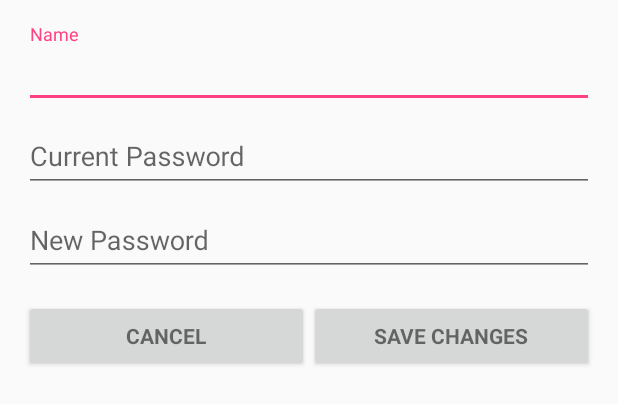
After one commit to qasimdm/aaamobile, an Android app: the layout fragment_edit_profile.xml on its own in the app's theme, with its tools: preview values and no code run, on a phone screen of 412 x 824 dp. The commit adds this screen. Shown: the top 404 px of the screen. Run offline under Robolectric (Android 15) with nearby library versions, the phone set to English and light mode, and no system bars.

Commit message:
Edit profile: fixes and change password option

```diff
--- a/app/build.gradle
+++ b/app/build.gradle
@@ -34,7 +34,7 @@ dependencies {
     compile 'com.firebaseui:firebase-ui-auth:0.6.2'
     compile 'com.stripe:stripe-android:+'
     compile 'io.card:android-sdk:5.4.2'
-    compile 'com.google.android.gms:play-services-wallet:9.8.0'
+    //compile 'com.google.android.gms:play-services-wallet:9.8.0'
     compile 'com.paypal.sdk:paypal-android-sdk:2.15.1'
 }
 
@@ -42,4 +42,5 @@ dependencies {
 
 
 
+
 apply plugin: 'com.google.gms.google-services'
--- a/app/src/main/java/app15/aaamobile/model/User.java
+++ b/app/src/main/java/app15/aaamobile/model/User.java
@@ -1,4 +1,7 @@
 package app15.aaamobile.model;
+
+import java.util.ArrayList;
+import java.util.List;
 
 /**
  * Created by umyhafzaqa on 2016-11-07.
@@ -10,6 +13,7 @@ public class User {
     private String name;
     private String password;
     private boolean isAdmin;
+    private List<Order> orderList = new ArrayList<>();
 
     public User(){
     }
--- a/app/src/main/java/app15/aaamobile/view/CartViewFragment.java
+++ b/app/src/main/java/app15/aaamobile/view/CartViewFragment.java
@@ -52,7 +52,7 @@ public class CartViewFragment extends Fragment {
         ProductAdapter adapterLVCartItems = new ProductAdapter(getContext(), android.R.layout.simple_list_item_1, cartController.myProducts, this);
         lvCartItems.setAdapter(adapterLVCartItems);
         tvTotalPrice.setText(""+ cartController.getTotalPrice());
-
+        //Redirects to the payment page if there is atleast 1 item in the cart
         btnShop.setOnClickListener(new View.OnClickListener() {
             @Override
             public void onClick(View view) {
@@ -66,6 +66,7 @@ public class CartViewFragment extends Fragment {
                 }*/     //Uncomment after paypal integration
             }
         });
+        //Removes all items from the cart
         btnClearCart.setOnClickListener(new View.OnClickListener() {
             @Override
             public void onClick(View view) {
--- a/app/src/main/java/app15/aaamobile/view/LoginActivity.java
+++ b/app/src/main/java/app15/aaamobile/view/LoginActivity.java
@@ -138,7 +138,7 @@ public class LoginActivity extends AppCompatActivity implements GoogleApiClient.
     private void setupDatabaseAndEventListener() {
         database = FirebaseDatabase.getInstance();
         databaseReference = database.getReference().child("users");
-        databaseReference.child("users").addValueEventListener(new ValueEventListener() {
+        databaseReference.addValueEventListener(new ValueEventListener() {
             @Override
             public void onDataChange(DataSnapshot dataSnapshot) {
                 //This method is called once with initial value
@@ -430,6 +430,7 @@ public class LoginActivity extends AppCompatActivity implements GoogleApiClient.
                             // If sign in succeeds the auth state listener will be notified and logic to handle the
                             // signed in user can be handled in the listener.
                             if (!task.isSuccessful()) {
+                                showProgress(false);
                                 Log.w(TAG, "signInWithEmail:failed", task.getException());
                                 Toast.makeText(LoginActivity.this, "Authentication failed!",
                                         Toast.LENGTH_SHORT).show();
--- /dev/null
+++ b/app/src/main/res/layout/fragment_edit_profile.xml
@@ -0,0 +1,87 @@
+<LinearLayout xmlns:android="http://schemas.android.com/apk/res/android"
+    xmlns:tools="http://schemas.android.com/tools"
+    android:layout_width="match_parent"
+    android:layout_height="wrap_content"
+    android:gravity="center_horizontal"
+    android:orientation="vertical"
+    android:paddingBottom="@dimen/activity_vertical_margin"
+    android:paddingLeft="@dimen/activity_horizontal_margin"
+    android:paddingRight="@dimen/activity_horizontal_margin"
+    android:paddingTop="@dimen/activity_vertical_margin"
+    tools:context="app15.aaamobile.view.EditProfileFragment">
+
+    <android.support.design.widget.TextInputLayout
+        android:layout_width="match_parent"
+        android:layout_height="wrap_content">
+
+        <AutoCompleteTextView
+            android:id="@+id/edit_profile_username"
+            android:layout_width="match_parent"
+            android:layout_height="wrap_content"
+            android:hint="@string/prompt_name"
+            android:inputType="text"
+            android:maxLines="1"
+            android:singleLine="true" />
+
+    </android.support.design.widget.TextInputLayout>
+
+    <android.support.design.widget.TextInputLayout
+        android:layout_width="match_parent"
+        android:layout_height="wrap_content">
+
+        <EditText
+            android:id="@+id/edit_profile_current_password"
+            android:layout_width="match_parent"
+            android:layout_height="wrap_content"
+            android:hint="@string/prompt_current_password"
+            android:imeOptions="actionUnspecified"
+            android:inputType="textPassword"
+            android:maxLines="1"
+            android:singleLine="true" />
+
+    </android.support.design.widget.TextInputLayout>
+
+    <android.support.design.widget.TextInputLayout
+        android:layout_width="match_parent"
+        android:layout_height="wrap_content">
+
+        <EditText
+            android:id="@+id/edit_profile_new_password"
+            android:layout_width="match_parent"
+            android:layout_height="wrap_content"
+            android:hint="@string/prompt_new_password"
+            android:imeOptions="actionUnspecified"
+            android:inputType="textPassword"
+            android:maxLines="1"
+            android:singleLine="true" />
+    </android.support.design.widget.TextInputLayout>
+
+    <LinearLayout
+        android:layout_width="match_parent"
+        android:layout_height="wrap_content"
+        android:layout_alignParentBottom="true"
+        android:orientation="horizontal"
+        android:weightSum="1">
+
+        <Button
+            android:id="@+id/btn_edit_profile_cancel"
+            style="?android:textAppearanceSmall"
+            android:layout_weight="0.5"
+            android:layout_width="match_parent"
+            android:layout_height="wrap_content"
+            android:layout_marginTop="@dimen/activity_vertical_margin"
+            android:text="@string/action_cancel"
+            android:textStyle="bold" />
+        <Button
+            android:id="@+id/btn_edit_profile_save_changes"
+            style="?android:textAppearanceSmall"
+            android:layout_width="match_parent"
+            android:layout_weight="0.5"
+            android:layout_height="wrap_content"
+            android:layout_marginTop="@dimen/activity_vertical_margin"
+            android:text="@string/action_save_changes"
+            android:textStyle="bold" />
+    </LinearLayout>
+
+
+</LinearLayout>
--- a/app/src/main/res/values/strings.xml
+++ b/app/src/main/res/values/strings.xml
@@ -61,12 +61,17 @@
     <string name="prompt_cvc">CVC</string>
     <string name="action_pay">Pay</string>
 
-    <!-- Strings related to login -->
+    <!-- Strings related to login and edit profile -->
+    <string name="prompt_name">Name</string>
     <string name="prompt_email">Email</string>
     <string name="prompt_password">Password</string>
+    <string name="prompt_current_password">Current Password</string>
+    <string name="prompt_new_password">New Password</string>
     <string name="action_sign_in">Sign in</string>
     <string name="action_sign_in_short">Sign in</string>
     <string name="action_sign_up">Sign Up</string>
+    <string name="action_save_changes">Save Changes</string>
+    <string name="action_cancel">Cancel</string>
     <string name="error_invalid_email">This email address is invalid</string>
     <string name="error_invalid_password">This password is too short</string>
     <string name="error_incorrect_password">This password is incorrect</string>
--- a/gradle.properties
+++ b/gradle.properties
@@ -10,9 +10,9 @@
 # Specifies the JVM arguments used for the daemon process.
 # The setting is particularly useful for tweaking memory settings.
 # Default value: -Xmx10248m -XX:MaxPermSize=256m
-# org.gradle.jvmargs=-Xmx2048m -XX:MaxPermSize=512m -XX:+HeapDumpOnOutOfMemoryError -Dfile.encoding=UTF-8
+ org.gradle.jvmargs=-Xmx4096m -XX:MaxPermSize=1024m -XX:+HeapDumpOnOutOfMemoryError -Dfile.encoding=UTF-8
 
 # When configured, Gradle will run in incubating parallel mode.
 # This option should only be used with decoupled projects. More details, visit
 # http://www.gradle.org/docs/current/userguide/multi_project_builds.html#sec:decoupled_projects
-# org.gradle.parallel=true
+ org.gradle.parallel=true
```
Also changed, not shown: app/src/main/java/app15/aaamobile/model/Order.java (+8 -0 lines), app/src/main/java/app15/aaamobile/view/EditProfileFragment.java (added, +144 -0 lines), app/src/main/java/app15/aaamobile/view/MainActivity.java (+20 -4 lines), app/src/main/java/app15/aaamobile/view/MyAccountFragment.java (+56 -8 lines).
